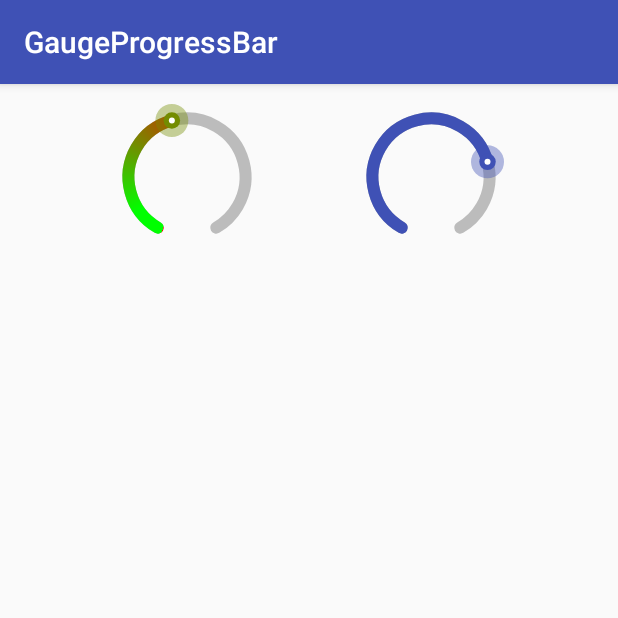
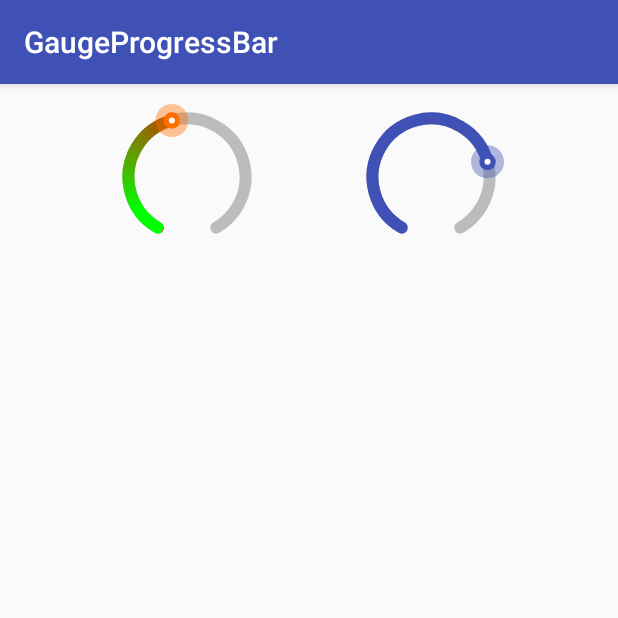
Before and after one commit to 10clouds/GaugeSeekBar, an Android app: the screen it shows after launch (MainActivity), on a phone screen of 412 x 824 dp, the top half of it. Run offline under Robolectric (Android 15) with nearby library versions, the phone set to English and light mode, and no system bars.

Commit message:
Added parameter for setting thumb color, removed dynamically calculated color.

```diff
--- a/gaugeseekbar/src/main/java/com/tenclouds/gaugeprogress/GaugeSeekBar.kt
+++ b/gaugeseekbar/src/main/java/com/tenclouds/gaugeprogress/GaugeSeekBar.kt
@@ -4,6 +4,7 @@ import android.content.Context
 import android.content.res.TypedArray
 import android.graphics.Canvas
 import android.graphics.PointF
+import android.support.v4.content.ContextCompat
 import android.util.AttributeSet
 import android.view.View
 import com.tenclouds.gaugeseekbar.R
@@ -30,6 +31,7 @@ class GaugeSeekBar : View {
     private var trackGradientArray: IntArray = context.resources.getIntArray(R.array.default_track_gradient)
     private var progressGradientArray = context.resources.getIntArray(R.array.default_index_gradient)
     private var progressGradientArrayPositions: FloatArray? = null
+    private var thumbColor: Int = ContextCompat.getColor(context, R.color.default_thumb_color)
 
     private var trackDrawable: TrackDrawable? = null
     private var progressDrawable: ProgressDrawable? = null
@@ -59,6 +61,7 @@ class GaugeSeekBar : View {
     private fun applyAttributes(attributes: TypedArray) {
         try {
             thumbRadius = attributes.getDimension(R.styleable.GaugeSeekBar_thumbRadius, thumbRadius)
+            thumbColor = attributes.getColor(R.styleable.GaugeSeekBar_thumbColor, thumbColor)
             val trackGradientArrayId = attributes.getResourceId(R.styleable.GaugeSeekBar_trackGradient, 0)
             if (trackGradientArrayId != 0) {
                 trackGradientArray = resources.getIntArray(trackGradientArrayId)
@@ -100,8 +103,8 @@ class GaugeSeekBar : View {
         val radiusPx = Math.min(centerX, centerY)
         val margin = Math.max(thumbRadius, trackWidth / 2f)
         trackDrawable = TrackDrawable(centerPosition, radiusPx, margin, trackGradientArray, START_ANGLE_DEG, trackWidth)
-        progressDrawable = ProgressDrawable(centerPosition, 0f, radiusPx, margin, progressGradientArray, START_ANGLE_DEG, trackWidth, progressGradientArrayPositions)
-        thumbDrawable = ThumbDrawable(centerPosition, 0f, progressGradientArray, START_ANGLE_DEG, thumbRadius)
+        progressDrawable = ProgressDrawable(centerPosition, progress, radiusPx, margin, progressGradientArray, START_ANGLE_DEG, trackWidth, progressGradientArrayPositions)
+        thumbDrawable = ThumbDrawable(centerPosition, thumbColor, progress, START_ANGLE_DEG, thumbRadius)
     }
 
     override fun onDraw(canvas: Canvas?) {
--- a/gaugeseekbar/src/main/java/com/tenclouds/gaugeprogress/ThumbDrawable.kt
+++ b/gaugeseekbar/src/main/java/com/tenclouds/gaugeprogress/ThumbDrawable.kt
@@ -3,13 +3,11 @@ package com.tenclouds.gaugeprogress
 import android.graphics.*
 
 class ThumbDrawable(centerPosition: PointF,
+                    thumbColor: Int,
                     var progress: Float,
-                    private val gradientArray: IntArray,
                     private val startAngle: Float,
-                    private val thumbRadius: Float,
-                    gradientArrayPositions: FloatArray? = null) : DrawableEntity(centerPosition) {
+                    private val thumbRadius: Float) : DrawableEntity(centerPosition) {
 
-    private val gradientPositionsArray: FloatArray = gradientArrayPositions ?: FloatArray(gradientArray.size) { it.toFloat() / (gradientArray.size - 1) }
 
     companion object {
         private const val DEGREE_TO_RADIAN_RATIO = 0.0174533
@@ -24,10 +22,13 @@ class ThumbDrawable(centerPosition: PointF,
 
     private val thumbOuterPaint = Paint().apply {
         isAntiAlias = true
+        color = thumbColor
+        alpha = 102
     }
 
     private val thumbInnerPaint = Paint().apply {
         isAntiAlias = true
+        color = thumbColor
     }
 
     fun draw(canvas: Canvas, progress: Float) {
@@ -36,7 +37,6 @@ class ThumbDrawable(centerPosition: PointF,
     }
 
     override fun draw(canvas: Canvas) {
-        updateIndicatorPaint()
         val radius = Math.min(centerPosition.x, centerPosition.y) - thumbRadius
 
         val angle = (startAngle + (360 - 2 * startAngle) * progress) * DEGREE_TO_RADIAN_RATIO
@@ -51,36 +51,6 @@ class ThumbDrawable(centerPosition: PointF,
         }
     }
 
-    private fun updateIndicatorPaint() {
-        val paintColor = getColorForPercent(progress)
-        val red = paintColor shr 16 and 0xff
-        val green = paintColor shr 8 and 0xff
-        val blue = paintColor and 0xff
-
-        thumbInnerPaint.color = Color.argb(255, red, green, blue)
-        thumbOuterPaint.color = Color.argb(102, red, green, blue)
-    }
-
-    private fun getColorForPercent(progress: Float): Int {
-        return if (progress < 1f && gradientArray.size > 1) {
-            val startIndex = gradientPositionsArray.indexOfLast { progress >= it }
-            val endIndex = if (startIndex + 1 < gradientPositionsArray.size) startIndex + 1 else gradientPositionsArray.size - 1
-            val startPosition = gradientPositionsArray[startIndex]
-            val endPosition = gradientPositionsArray[endIndex]
-            val relativePosition = (progress - startPosition) / (endPosition - startPosition)
-
-            val startColor = gradientArray[startIndex]
-            val endColor = gradientArray[endIndex]
-
-            val inverseWeight = 1 - relativePosition
-            Color.rgb(Math.round(Color.red(startColor) * inverseWeight + Color.red(endColor) * relativePosition),
-                    Math.round(Color.green(startColor) * inverseWeight + Color.green(endColor) * relativePosition),
-                    Math.round(Color.blue(startColor) * inverseWeight + Color.blue(endColor) * relativePosition))
-        } else {
-            gradientArray.last()
-        }
-    }
-
     override fun setAlpha(alpha: Int) {}
 
     override fun getOpacity(): Int = PixelFormat.TRANSLUCENT
--- a/gaugeseekbar/src/main/res/values/attrs.xml
+++ b/gaugeseekbar/src/main/res/values/attrs.xml
@@ -3,6 +3,7 @@
     <declare-styleable name="GaugeSeekBar">
         <attr name="thumbRadius" format="dimension" />
         <attr name="showThumb" format="boolean" />
+        <attr name="thumbColor" format="color" />
         <attr name="trackGradient" format="color" />
         <attr name="trackGradientPositions" format="reference" />
         <attr name="progress" format="float" />
--- a/gaugeseekbar/src/main/res/values/colors.xml
+++ b/gaugeseekbar/src/main/res/values/colors.xml
@@ -3,6 +3,7 @@
     <color name="green">#00FF00</color>
     <color name="red">#FF0000</color>
 
+    <color name="default_thumb_color">#ff6f00</color>
     <color name="default_track_color">#c3a9a9a9</color>
 
     <array name="default_index_gradient">
--- a/sampleapp/src/main/res/layout/activity_main.xml
+++ b/sampleapp/src/main/res/layout/activity_main.xml
@@ -21,6 +21,7 @@
         android:layout_width="100dp"
         android:layout_height="100dp"
         app:progressGradient="@array/progressColor"
+        app:thumbColor="@color/colorPrimary"
         app:layout_constraintEnd_toEndOf="parent"
         app:layout_constraintStart_toEndOf="@+id/progress1"
         app:layout_constraintTop_toTopOf="parent"
```
